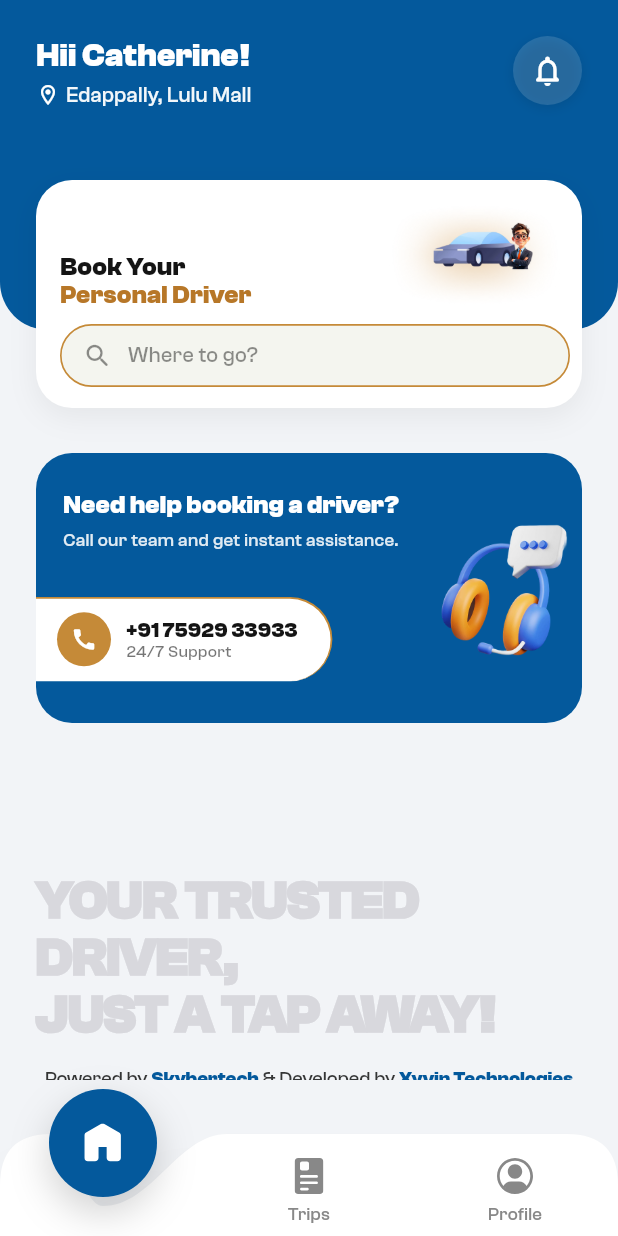
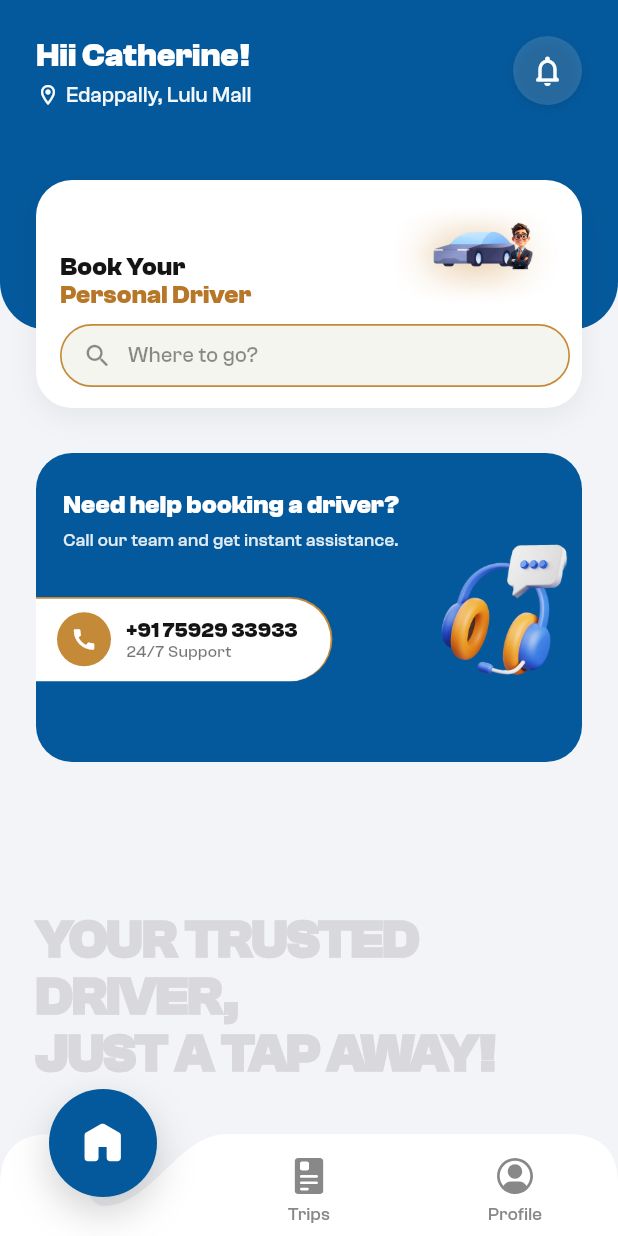
Before and after one commit to SHIDULPP/drivefor_me, a Flutter app: the screen it shows after launch, on a phone screen of 412 x 824 dp. Run offline on Flutter 3.47's test engine with Material 3 defaults, Android fonts, the phone set to English and light mode, and no system bars; our stand-ins replace flutter_riverpod, flutter_svg, intl_phone_field, loading_indicator, pin_code_fields, shimmer.

Commit message:
hieght of the support card in homepage made responsible

```diff
--- a/lib/src/interfaces/main_pages/home_page.dart
+++ b/lib/src/interfaces/main_pages/home_page.dart
@@ -217,8 +217,10 @@ class _SupportCard extends StatelessWidget {
 
   @override
   Widget build(BuildContext context) {
+    final responsiveHeight = MediaQuery.sizeOf(context).height * 0.25;
+
     return Container(
-      height: 180,
+      constraints: BoxConstraints(minHeight: responsiveHeight),
       decoration: BoxDecoration(
         color: kBrandBlue,
         borderRadius: BorderRadius.circular(_cardRadius),
```
